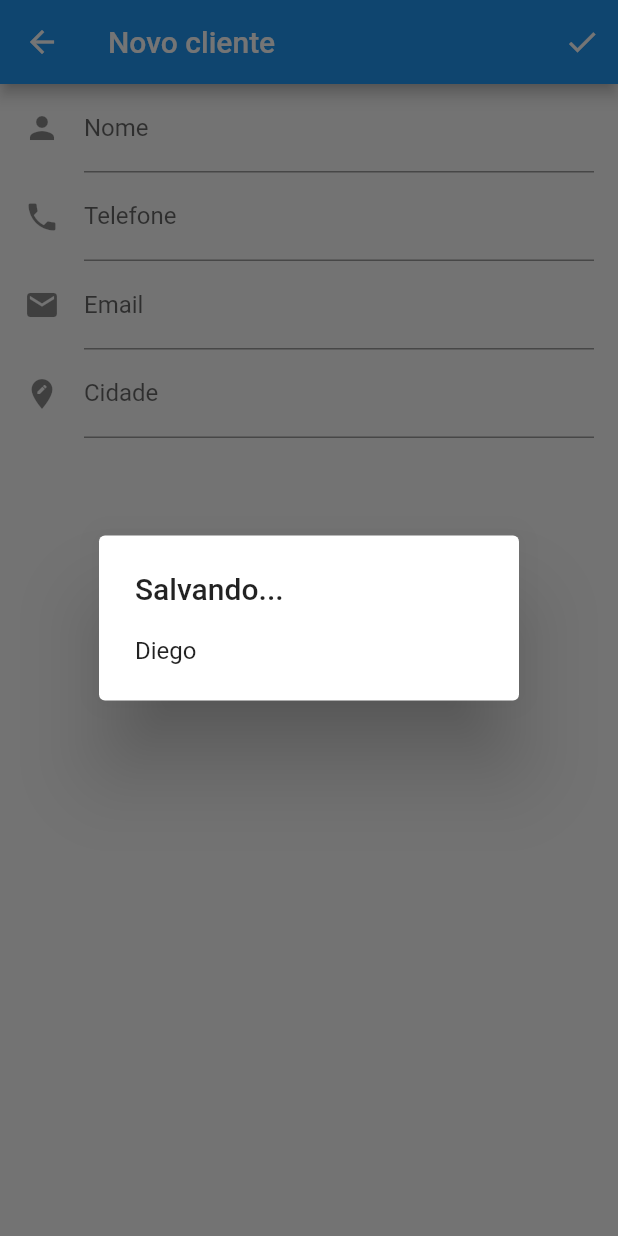
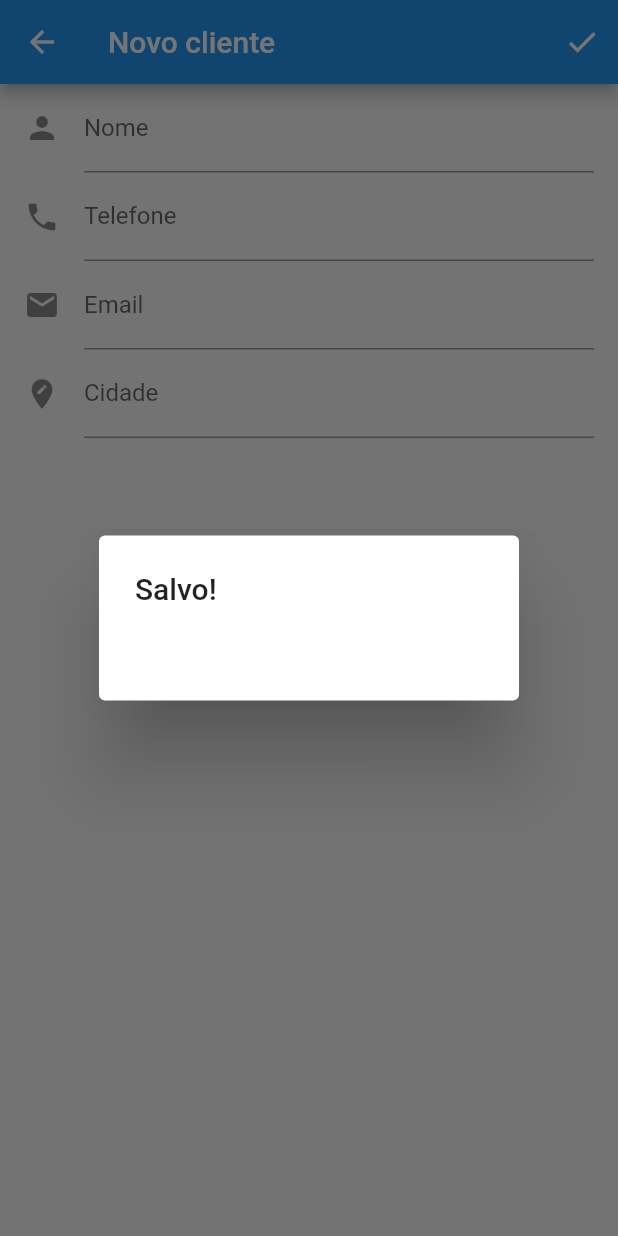
Before and after one commit to dibmartins/flutter, a Flutter app: the Editar screen opened directly, after a tap on the "check" icon, on a phone screen of 412 x 824 dp. Run offline on Flutter 3.47's test engine with Material 2 defaults, Android fonts, the phone set to English and light mode, and no system bars; our stand-ins replace charts_flutter, dio, sqflite; missing offline and left inert: material_search; accounts and stored records are empty; network calls fail.

Commit message:
inserindo e listando registros no bd

```diff
--- a/lib/modules/clientes/models/Cliente.dart
+++ b/lib/modules/clientes/models/Cliente.dart
@@ -1,45 +1,51 @@
 class Cliente {
 
-    int _id_cliente;
+    int _idCliente;
     String _nome;
+    String _telefone;
     String _email;
 
-    int    get id    => _id_cliente;
-    String get nome  => _nome;
-    String get email => _email;
+    int    get idCliente => _idCliente;
+    String get nome      => _nome;
+    String get telefone  => _email;
+    String get email     => _email;
 
-    Cliente(this._nome, this._email);
+    Cliente(this._nome, this._telefone, this._email);
 
     Cliente.map(dynamic obj) {
 
-        this._id_cliente    = obj['id'];
-        this._nome  = obj['nome'];
-        this._email = obj['email'];
+        this._idCliente = obj['id_cliente'];
+        this._nome      = obj['nome'];
+        this._telefone  = obj['telefone'];
+        this._email     = obj['email'];
     }
 
     Map<String, dynamic> toMap() {
 
         var map = new Map<String, dynamic>();
 
-        if(_id_cliente != null) map['id'] = _id_cliente;
+        if(_idCliente != null) map['id_cliente'] = _idCliente;
 
-        map['nome']  = _nome;
-        map['email'] = _email;
+        map['nome']     = _nome;
+        map['telefone'] = _telefone;
+        map['email']    = _email;
 
         return map;
     }
 
     Cliente.fromMap(Map<String, dynamic> map) {
 
-        this._id_cliente = map['id'];
-        this._nome       = map['nome'];
-        this._email      = map['email'];
+        this._idCliente = map['id_cliente'];
+        this._nome      = map['nome'];
+        this._telefone  = map['telefone'];
+        this._email     = map['email'];
     }
 
     Cliente.fromJson(Map<String, dynamic> json){
 
-        this._id_cliente = json['id'];
-        this._nome       = json['name'];
-        this._email      = json['email'];
+        this._idCliente = json['id_cliente'];
+        this._nome      = json['name'];
+        this._telefone  = json['telefone'];
+        this._email     = json['email'];
     }
 }
--- a/lib/modules/clientes/widgets/Editar.dart
+++ b/lib/modules/clientes/widgets/Editar.dart
@@ -1,10 +1,10 @@
 import 'package:flutter/material.dart';
 import 'package:flutter/services.dart';
 import 'package:forca_vendas/modules/clientes/models/Cliente.dart';
+import 'package:forca_vendas/modules/app/database/DbHelper.dart';
+
 
 class Editar extends StatefulWidget {
-
-    final model = new Cliente('Diego', 'dibmartins@gmail.com');
 
     Editar({Key key}) : super(key: key);
 
@@ -14,27 +14,53 @@ class Editar extends StatefulWidget {
 
 class _EditarState extends State<Editar> {
 
-    final GlobalKey<FormState> _formKey = new GlobalKey<FormState>();
+    String nome;
+    String telefone;
+    String email;
+    String cidade;
+
+    final scaffoldKey = new GlobalKey<ScaffoldState>();
+    final formKey     = new GlobalKey<FormState>();
 
     List<String> _colors = <String> ['', 'red', 'green', 'blue', 'orange'];
 
     String _color = '';
 
-    void _save() {
+    void _save() async {
 
-        AlertDialog alert = new AlertDialog(
+        if (this.formKey.currentState.validate()) {
+            formKey.currentState.save();
+        }
 
-            title   : new Text('Salvando...'),
-            content : new Text(widget.model.nome),
-        );
+        var cliente  = Cliente(nome,telefone,email);
+        var dbhelper = new DbHelper();
+        var client   = await dbhelper.db;
 
-        showDialog(context: context, child: alert);
+        await client.transaction((txn) async {
+
+            int done = await txn.rawInsert('INSERT INTO clientes(nome, telefone, email) VALUES('
+                     + '"'+ cliente.nome +'", "'
+                     + cliente.telefone +'", "'
+                     + cliente.email +'")');
+        });
+
+        //dbhelper.saveCliente(cliente);
+        //_showSnackBar("Data saved successfully");
+
+        showDialog(context: context, builder: (BuildContext context){
+            return AlertDialog(
+                title   : new Text('Salvo!'),
+                content : new Text(cliente.nome),
+            );
+        });
     }
 
     @override
     Widget build(BuildContext context) {
 
         return Scaffold(
+
+            key: scaffoldKey,
 
             appBar: AppBar(
                 title: new Text('Novo cliente'),
@@ -54,7 +80,7 @@ class _EditarState extends State<Editar> {
 
                 child: new Form(
 
-                    key          : _formKey,
+                    key          : formKey,
                     autovalidate : true,
 
                     child: new ListView(
@@ -70,6 +96,7 @@ class _EditarState extends State<Editar> {
                                     hintText  : 'Nome ou Razão Social',
                                     labelText : 'Nome',
                                 ),
+                                onSaved : (val) => this.nome = val,
                             ),
 
                             new TextFormField(
@@ -80,6 +107,7 @@ class _EditarState extends State<Editar> {
                                     hintText  : '(xx) xxxxx-xxxx',
                                     labelText : 'Telefone',
                                 ),
+                                onSaved : (val) => this.telefone = val,
                             ),
 
                             new TextFormField(
@@ -89,6 +117,7 @@ class _EditarState extends State<Editar> {
                                     hintText  : 'contato@cliente.com',
                                     labelText : 'Email',
                                 ),
+                                onSaved   : (val) => this.email = val,
                             ),
 
                             new TextFormField(
@@ -98,6 +127,7 @@ class _EditarState extends State<Editar> {
                                     hintText  : 'Informe a cidade',
                                     labelText : 'Cidade',
                                 ),
+                                onSaved   : (val) => this.cidade = val,
                             ),
                         ],
                     )
--- a/lib/modules/clientes/widgets/Listar.dart
+++ b/lib/modules/clientes/widgets/Listar.dart
@@ -48,7 +48,7 @@ Future<List<Cliente>> _load() async {
 
 class Listar extends StatefulWidget {
 
-    final model = new Cliente('Diego', 'dibmartins@gmail.com');
+    final model = new Cliente('Diego', '22999474887', 'dibmartins@gmail.com');
 
     Listar({Key key}) : super(key: key);
 
```
Also changed, not shown: 4 other files.
